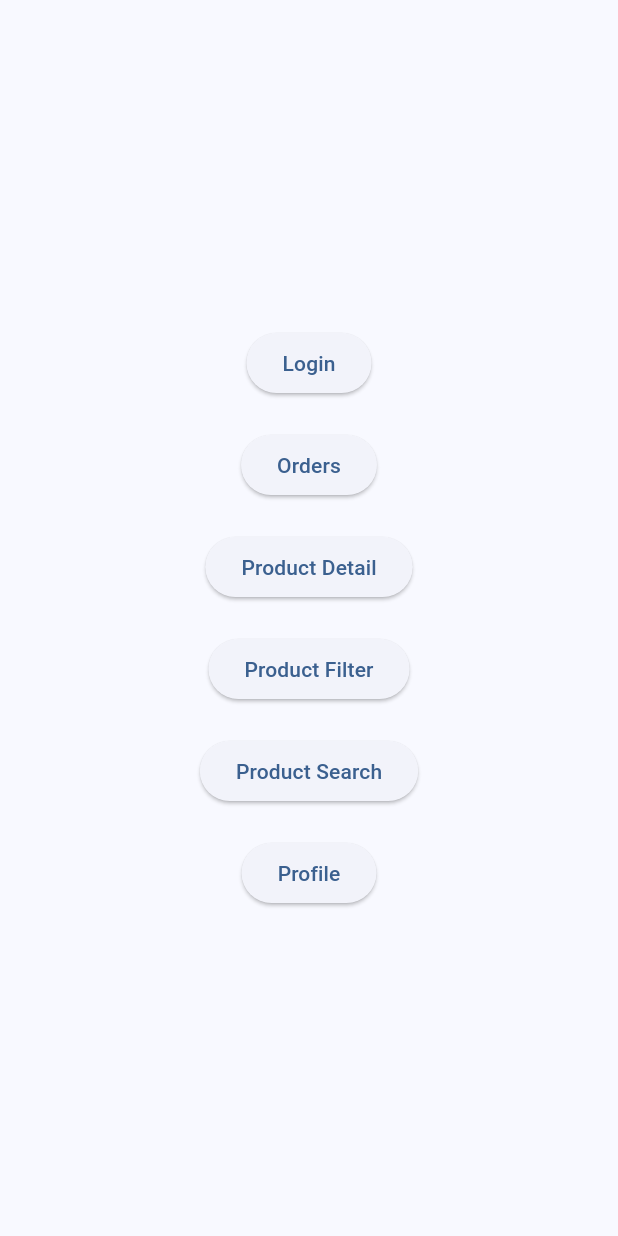
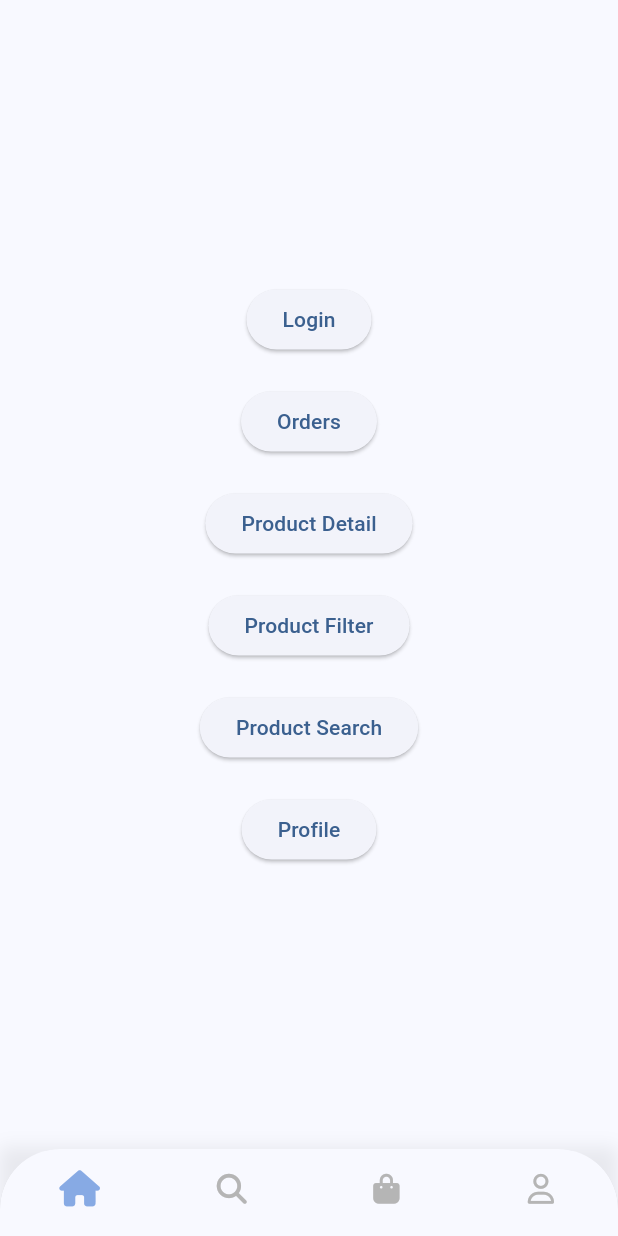
Before and after one commit to LunaLeguisamo/Alkilate-project, a Flutter app: the screen it shows after launch, on a phone screen of 412 x 824 dp. Run offline on Flutter 3.47's test engine with Material 3 defaults, Android fonts, the light colour scheme and no system bars; our stand-ins replace font_awesome_flutter.

Commit message:
Add Bottom Navigation Bar and integrate it into Home Screen

```diff
--- a/alkilate/lib/shared/bottom_nav.dart
+++ b/alkilate/lib/shared/bottom_nav.dart
@@ -0,0 +1,86 @@
+import 'package:flutter/material.dart';
+import 'package:font_awesome_flutter/font_awesome_flutter.dart';
+
+class BottomNavBar extends StatefulWidget {
+  const BottomNavBar({super.key});
+
+  @override
+  State<BottomNavBar> createState() => _BottomNavBarState();
+}
+
+class _BottomNavBarState extends State<BottomNavBar> {
+  int _currentIndex = 0;
+
+  void _onItemTapped(int index) {
+    setState(() {
+      _currentIndex = index;
+    });
+
+    switch (index) {
+      case 0:
+        Navigator.pushNamed(context, '/');
+        break;
+      case 1:
+        Navigator.pushNamed(context, '/product-search');
+        break;
+      case 2:
+        Navigator.pushNamed(context, '/orders');
+        break;
+      case 3:
+        Navigator.pushNamed(context, '/profile');
+        break;
+    }
+  }
+
+  @override
+  Widget build(BuildContext context) {
+    return Container(
+      decoration: BoxDecoration(
+        boxShadow: [
+          BoxShadow(
+            color: const Color.fromARGB(17, 0, 0, 0),
+            blurRadius: 9,
+            spreadRadius: 0.1,
+            offset: Offset(0, -1),
+          ),
+        ],
+      ),
+      child: ClipRRect(
+        borderRadius: const BorderRadius.vertical(
+          top: Radius.circular(40), // Rounded top corners
+        ),
+        child: BottomNavigationBar(
+          currentIndex: _currentIndex,
+          onTap: _onItemTapped,
+          unselectedItemColor: const Color(0xFFB5B5B5),
+          selectedItemColor: const Color(0xFF87AAE4),
+          showSelectedLabels: false,
+          showUnselectedLabels: false,
+          type: BottomNavigationBarType.fixed,
+          items: const [
+            BottomNavigationBarItem(
+              icon: Icon(FontAwesomeIcons.house, size: 20),
+              activeIcon: Icon(FontAwesomeIcons.house, size: 24),
+              label: 'Home',
+            ),
+            BottomNavigationBarItem(
+              icon: Icon(FontAwesomeIcons.magnifyingGlass, size: 20),
+              activeIcon: Icon(FontAwesomeIcons.magnifyingGlass, size: 24),
+              label: 'Search',
+            ),
+            BottomNavigationBarItem(
+              icon: Icon(FontAwesomeIcons.bagShopping, size: 20),
+              activeIcon: Icon(FontAwesomeIcons.bagShopping, size: 24),
+              label: 'Orders',
+            ),
+            BottomNavigationBarItem(
+              icon: Icon(FontAwesomeIcons.user, size: 20),
+              activeIcon: Icon(FontAwesomeIcons.user, size: 24),
+              label: 'Profile',
+            ),
+          ],
+        ),
+      ),
+    );
+  }
+}
--- a/alkilate/lib/views/home/home.dart
+++ b/alkilate/lib/views/home/home.dart
@@ -1,4 +1,5 @@
 import 'package:flutter/material.dart';
+import 'package:alkilate/shared/shared.dart';
 
 class HomeScreen extends StatelessWidget {
   const HomeScreen({super.key});
@@ -6,6 +7,7 @@ class HomeScreen extends StatelessWidget {
   @override
   Widget build(BuildContext context) {
     return Scaffold(
+      bottomNavigationBar: BottomNavBar(),
       body: Center(
         child: Column(
           mainAxisAlignment: MainAxisAlignment.center,
--- a/alkilate/pubspec.yaml
+++ b/alkilate/pubspec.yaml
@@ -34,6 +34,7 @@ dependencies:
   # The following adds the Cupertino Icons font to your application.
   # Use with the CupertinoIcons class for iOS style icons.
   cupertino_icons: ^1.0.8
+  font_awesome_flutter: ^10.8.0
 
 dev_dependencies:
   flutter_test:
```
Also changed, not shown: alkilate/pubspec.lock.
